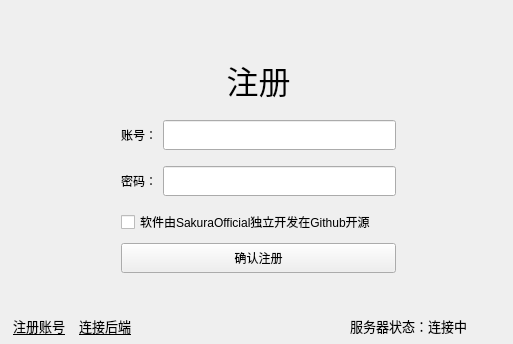
First picture: the form in ui/Login/ClientLogin.ui, repository sAkuraOfficial/HomeWealth, before the edit.
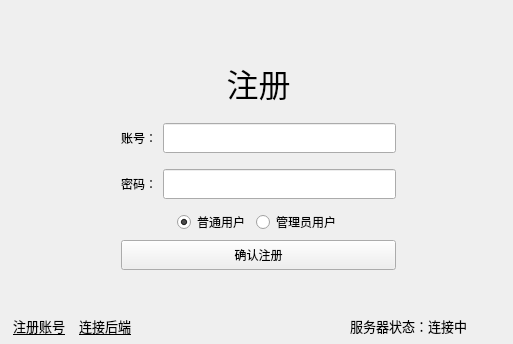
Second picture: the form after the edit. The open tabs and pages were chosen to show the change. Custom widgets are drawn as their Qt base class.

```diff
--- a/ui/Login/ClientLogin.ui
+++ b/ui/Login/ClientLogin.ui
@@ -552,7 +552,7 @@
          </layout>
         </item>
         <item>
-         <layout class="QHBoxLayout" name="horizontalLayout_14" stretch="0,0,0">
+         <layout class="QHBoxLayout" name="horizontalLayout_14" stretch="0,0,0,0,0,0">
           <item>
            <spacer name="horizontalSpacer_19">
             <property name="orientation">
@@ -570,28 +570,48 @@
            </spacer>
           </item>
           <item>
-           <widget class="QCheckBox" name="checkBox_reg">
-            <property name="minimumSize">
+           <spacer name="horizontalSpacer_9">
+            <property name="orientation">
+             <enum>Qt::Orientation::Horizontal</enum>
+            </property>
+            <property name="sizeHint" stdset="0">
              <size>
-              <width>0</width>
-              <height>30</height>
+              <width>40</width>
+              <height>20</height>
              </size>
             </property>
-            <property name="layoutDirection">
-             <enum>Qt::LayoutDirection::LeftToRight</enum>
+           </spacer>
+          </item>
+          <item>
+           <widget class="QRadioButton" name="radioButton_normal">
+            <property name="text">
+             <string>普通用户</string>
             </property>
-            <property name="styleSheet">
-             <string notr="true">#checkBox_reg:hover{
-	color:red;
-}
-
-</string>
+            <property name="checked">
+             <bool>true</bool>
             </property>
+           </widget>
+          </item>
+          <item>
+           <widget class="QRadioButton" name="radioButton_admin">
             <property name="text">
-             <string>软件由SakuraOfficial独立开发在Github开源</string>
+             <string>管理员用户</string>
             </property>
            </widget>
           </item>
+          <item>
+           <spacer name="horizontalSpacer_10">
+            <property name="orientation">
+             <enum>Qt::Orientation::Horizontal</enum>
+            </property>
+            <property name="sizeHint" stdset="0">
+             <size>
+              <width>40</width>
+              <height>20</height>
+             </size>
+            </property>
+           </spacer>
+          </item>
           <item>
            <spacer name="horizontalSpacer_20">
             <property name="orientation">
```
Left out of the diff: 26 changed lines with no effect on the pictures.
